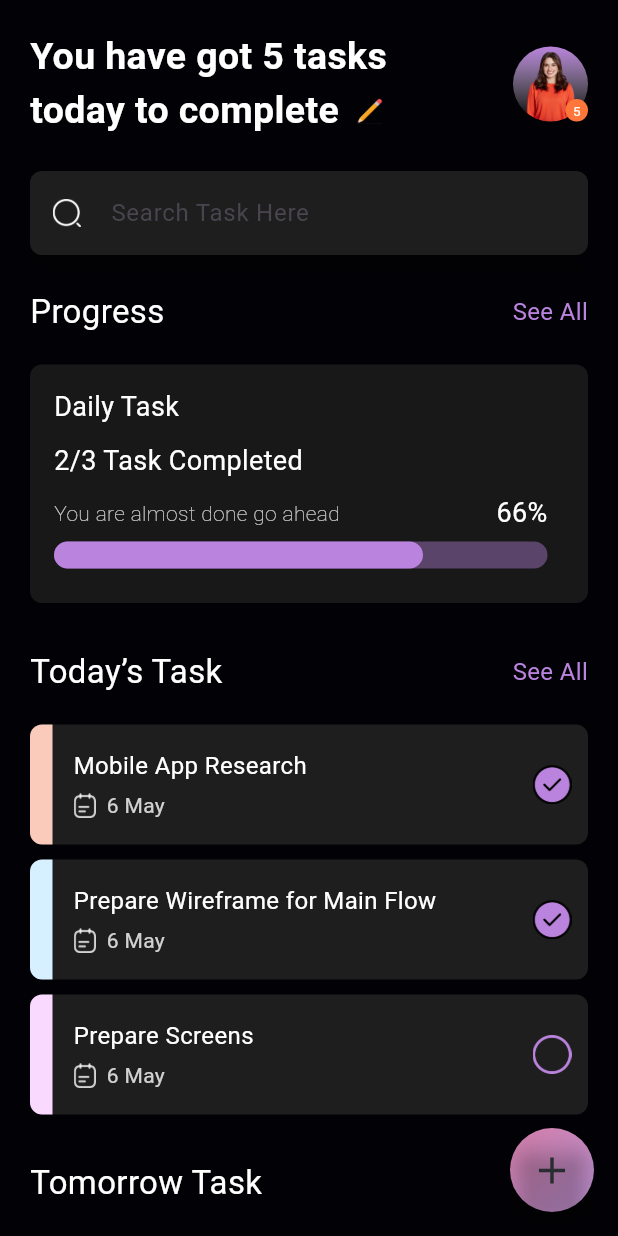
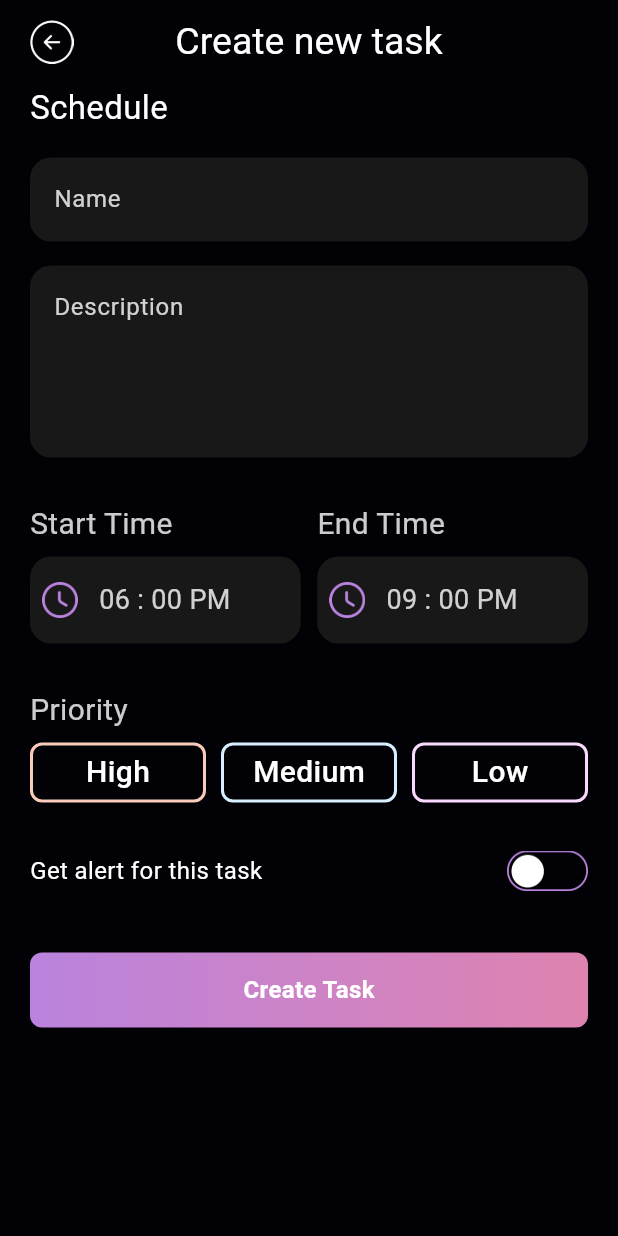
Before and after one commit to nguyenkhoi489/flutter_project, a Flutter app: the screen it shows after launch, on a phone screen of 412 x 824 dp. Run offline on Flutter 3.47's test engine with Material 3 defaults, Android fonts, the phone set to English and light mode, and no system bars.

Commit message:
Add new Task screen

```diff
--- a/lib/main.dart
+++ b/lib/main.dart
@@ -1,5 +1,5 @@
 import 'package:flutter/material.dart';
-import 'package:myapp/ui/features/home/home_screen.dart';
+import 'package:myapp/ui/features/task/task_screen.dart';
 
 void main() {
   runApp(HomePageApp());
@@ -31,7 +31,7 @@ class _ControlWidgetState extends State<ControlWidget> {
   @override
   Widget build(BuildContext context) {
     return SafeArea(
-      child: HomeScreen()
+      child: TaskScreen()
     );
   }
 }
--- a/lib/ui/core/resources/app_colors.dart
+++ b/lib/ui/core/resources/app_colors.dart
@@ -15,4 +15,5 @@ class AppColors {
   static const hexDE83B0 = Color(0xFFDE83B0);
   static const hexC59ADF = Color(0xFFC59ADF);
   static const hex292D32 = Color(0xFF292D32);
+  static const hexCD83C6 = Color(0xFFCD83C6);
 }
--- a/lib/ui/core/resources/app_icons.dart
+++ b/lib/ui/core/resources/app_icons.dart
@@ -7,22 +7,22 @@ class AppIcons {
     image: AssetImage('assets/icons/icon_calc.png'),
     width: 15,
   );
-
   static const iconChecked = Image(
     image: AssetImage('assets/icons/icon_checked.png'),
     width: 26,
   );
-
   static const iconUnChecked = Image(
     image: AssetImage('assets/icons/icon_un_checked.png'),
     width: 26,
   );
-
   static const iconPen = Image(image: AssetImage('assets/icons/icon_pen.png'));
-
+  static const iconBack = AssetImage('assets/icons/icon_back.png');
   static const iconSearch = Image(
     image: AssetImage('assets/icons/icon_search.png'),
     width: 19,
     height: 19,
   );
+  static const iconClock = AssetImage('assets/icons/icon_clock.png');
+  static const iconActive = AssetImage('assets/icons/icon_active.png');
+  static const iconUnActive = AssetImage('assets/icons/icon_un_active.png');
 }
--- /dev/null
+++ b/lib/ui/features/task/task_screen.dart
@@ -0,0 +1,68 @@
+import 'package:flutter/material.dart';
+import 'package:myapp/domain/models/task.dart';
+import 'package:myapp/ui/core/resources/app_colors.dart';
+import 'package:myapp/ui/core/resources/app_icons.dart';
+import 'package:myapp/ui/features/task/widgets/action_create.dart';
+import 'package:myapp/ui/features/task/widgets/alert.dart';
+import 'package:myapp/ui/features/task/widgets/form_field.dart';
+import 'package:myapp/ui/features/task/widgets/priority.dart';
+import 'package:myapp/ui/features/task/widgets/time_picker.dart';
+
+class TaskScreen extends StatefulWidget {
+  const TaskScreen({super.key, this.task});
+
+  final Task? task;
+
+  @override
+  State<TaskScreen> createState() => _TaskScreenState();
+}
+
+class _TaskScreenState extends State<TaskScreen> {
+  @override
+  Widget build(BuildContext context) {
+    return Scaffold(
+      backgroundColor: AppColors.hex020206,
+      appBar: AppBar(
+        backgroundColor: AppColors.hex020206,
+        centerTitle: true,
+        title: const Text(
+          'Create new task',
+          style: TextStyle(
+            color: Colors.white,
+            fontSize: 25,
+            fontWeight: FontWeight.w400,
+          ),
+        ),
+        leading: Container(
+          margin: EdgeInsets.only(left: 20),
+          width: 29,
+          alignment: Alignment.centerLeft,
+          child: Image(
+            image: AppIcons.iconBack,
+            width: 29,
+            fit: BoxFit.contain,
+          ),
+        ),
+      ),
+      body: CustomScrollView(
+        slivers: [
+          SliverToBoxAdapter(
+            child: Column(
+              children: [
+                FormFieldWidget(),
+                SizedBox(height: 30),
+                TimePicker(),
+                SizedBox(height: 30),
+                Priority(),
+                SizedBox(height: 32),
+                Alert(),
+                SizedBox(height: 41),
+                ActionCreate(),
+              ],
+            ),
+          ),
+        ],
+      ),
+    );
+  }
+}
--- /dev/null
+++ b/lib/ui/features/task/widgets/action_create.dart
@@ -0,0 +1,40 @@
+import 'package:flutter/material.dart';
+import 'package:myapp/ui/core/resources/app_colors.dart';
+
+class ActionCreate extends StatelessWidget {
+  const ActionCreate({super.key});
+
+  @override
+  Widget build(BuildContext context) {
+    final double screenWidget = MediaQuery.of(context).size.width - 40;
+    return Padding(
+      padding: const EdgeInsets.symmetric(horizontal: 20),
+      child: GestureDetector(
+        child: Container(
+          width: screenWidget,
+          height: 50,
+          decoration: BoxDecoration(
+            borderRadius: BorderRadius.all(Radius.circular(8)),
+            gradient: LinearGradient(
+              colors: [
+                AppColors.hexBA83DE,
+                AppColors.hexCD83C6,
+                AppColors.hexDE83B0,
+              ],
+            ),
+          ),
+          child: Center(
+            child: Text(
+              'Create Task',
+              style: TextStyle(
+                color: Colors.white,
+                fontSize: 16,
+                fontWeight: FontWeight.w600,
+              ),
+            ),
+          ),
+        ),
+      ),
+    );
+  }
+}
--- /dev/null
+++ b/lib/ui/features/task/widgets/alert.dart
@@ -0,0 +1,50 @@
+import 'package:flutter/material.dart';
+
+import '../../../../domain/models/task.dart';
+import '../../../core/resources/app_icons.dart';
+
+class Alert extends StatefulWidget {
+  const Alert({super.key, this.task});
+
+  final Task? task;
+
+  @override
+  State<Alert> createState() => _AlertState();
+}
+
+class _AlertState extends State<Alert> {
+  bool isChecked = false;
+
+  @override
+  Widget build(BuildContext context) {
+    return Padding(
+      padding: EdgeInsets.symmetric(horizontal: 20),
+      child: Row(
+        mainAxisAlignment: MainAxisAlignment.spaceBetween,
+        children: [
+          Expanded(
+            child: Text(
+              'Get alert for this task',
+              style: TextStyle(
+                color: Colors.white,
+                fontSize: 16,
+                fontWeight: FontWeight.w400,
+              ),
+            ),
+          ),
+          GestureDetector(
+            onTap: () {
+              setState(() {
+                isChecked = !isChecked;
+              });
+            },
+            child: Image(
+              image: isChecked ? AppIcons.iconActive : AppIcons.iconUnActive,
+              width: 54,
+            ),
+          ),
+        ],
+      ),
+    );
+  }
+}
--- /dev/null
+++ b/lib/ui/features/task/widgets/form_field.dart
@@ -0,0 +1,74 @@
+import 'package:flutter/material.dart';
+import 'package:myapp/domain/models/task.dart';
+import 'package:myapp/ui/core/resources/app_colors.dart';
+import 'package:myapp/ui/core/ui/heading/heading.dart';
+
+class FormFieldWidget extends StatefulWidget {
+  const FormFieldWidget({super.key, this.task});
+
+  final Task? task;
+
+  @override
+  State<FormFieldWidget> createState() => _FormFieldWidgetState();
+}
+
+class _FormFieldWidgetState extends State<FormFieldWidget> {
+  @override
+  Widget build(BuildContext context) {
+    return Container(
+      padding: EdgeInsets.symmetric(horizontal: 20),
+      child: Column(
+        children: [
+          HeadingWidget(title: 'Schedule'),
+          SizedBox(height: 18),
+          TextFormField(
+            autofocus: false,
+            style: TextStyle(color: Colors.white),
+            decoration: InputDecoration(
+              filled: true,
+              fillColor: AppColors.hex181818,
+              hintText: 'Name',
+              hintStyle: TextStyle(
+                color: Colors.white.withOpacity(0.8),
+                fontSize: 16,
+                fontWeight: FontWeight.w400,
+              ),
+              enabledBorder: OutlineInputBorder(
+                borderRadius: BorderRadius.all(Radius.circular(14)),
+                borderSide: BorderSide(color: Colors.transparent, width: 0),
+              ),
+              focusedBorder: OutlineInputBorder(
+                borderRadius: BorderRadius.all(Radius.circular(14)),
+                borderSide: BorderSide(color: Colors.transparent, width: 0),
+              ),
+            ),
+          ),
+          SizedBox(height: 16),
+          TextFormField(
+            maxLines: 4,
+            autofocus: false,
+            style: TextStyle(color: Colors.white),
+            decoration: InputDecoration(
+              filled: true,
+              fillColor: AppColors.hex181818,
+              hintText: 'Description',
+              hintStyle: TextStyle(
+                color: Colors.white.withOpacity(0.8),
+                fontSize: 16,
+                fontWeight: FontWeight.w400,
+              ),
+              enabledBorder: OutlineInputBorder(
+                borderRadius: BorderRadius.all(Radius.circular(14)),
+                borderSide: BorderSide(color: Colors.transparent, width: 0),
+              ),
+              focusedBorder: OutlineInputBorder(
+                borderRadius: BorderRadius.all(Radius.circular(14)),
+                borderSide: BorderSide(color: Colors.transparent, width: 0),
+              ),
+            ),
+          ),
+        ],
+      ),
+    );
+  }
+}
--- /dev/null
+++ b/lib/ui/features/task/widgets/nav.dart
@@ -0,0 +1,80 @@
+import 'package:flutter/material.dart';
+import 'package:myapp/ui/core/resources/app_colors.dart';
+import 'package:myapp/ui/core/resources/app_icons.dart';
+
+class Nav extends StatelessWidget {
+  const Nav({super.key});
+
+  @override
+  Widget build(BuildContext context) {
+    return Row(
+      mainAxisAlignment: MainAxisAlignment.spaceBetween,
+      children: [
+        Column(
+          crossAxisAlignment: CrossAxisAlignment.start,
+          children: [
+            Text(
+              'You have got 5 tasks',
+              style: TextStyle(
+                color: Colors.white,
+                fontSize: 25,
+                fontWeight: FontWeight.w600,
+              ),
+            ),
+            Row(
+              mainAxisAlignment: MainAxisAlignment.start,
+              children: [
+                Text(
+                  'today to complete',
+                  style: TextStyle(
+                    color: Colors.white,
+                    fontSize: 25,
+                    fontWeight: FontWeight.w600,
+                  ),
+                ),
+                SizedBox(width: 8),
+                SizedBox(width: 24, height: 24, child: AppIcons.iconPen),
+              ],
+            ),
+          ],
+        ),
+        Stack(
+          children: [
+            Container(
+              width: 50,
+              height: 50,
+              clipBehavior: Clip.antiAlias,
+              decoration: BoxDecoration(
+                shape: BoxShape.circle,
+                gradient: LinearGradient(
+                  begin: Alignment.topCenter,
+                  end: Alignment.bottomCenter,
+                  colors: [AppColors.hexBA83DE, AppColors.hexD9D9D900],
+                ),
+              ),
+              child: Image.asset('assets/image.png', fit: BoxFit.cover),
+            ),
+            Positioned(
+              right: 0,
+              bottom: 0,
+              child: Container(
+                width: 15,
+                height: 15,
+                decoration: BoxDecoration(
+                  shape: BoxShape.circle,
+                  color: AppColors.hexFF763B,
+                ),
+                child: Center(
+                  child: Text('5', style: TextStyle(
+                      color: Colors.white,
+                      fontSize: 9
+                  )),
+                )
+              ),
+            ),
+          ],
+        ),
+      ],
+    );
+  }
+}
--- /dev/null
+++ b/lib/ui/features/task/widgets/priority.dart
@@ -0,0 +1,105 @@
+import 'package:flutter/material.dart';
+
+import '../../../../domain/models/task.dart';
+import '../../../core/resources/app_colors.dart';
+
+class Priority extends StatefulWidget {
+  const Priority({super.key, this.task});
+
+  final Task? task;
+
+  @override
+  State<Priority> createState() => _PriorityState();
+}
+
+class _PriorityState extends State<Priority> {
+  @override
+  Widget build(BuildContext context) {
+    final double screenWidget = MediaQuery.of(context).size.width - 40;
+    return Padding(
+      padding: EdgeInsets.symmetric(horizontal: 20),
+
+      child: Column(
+        crossAxisAlignment: CrossAxisAlignment.start,
+        children: [
+          Text(
+            'Priority',
+            style: TextStyle(
+              color: Colors.white.withOpacity(0.8),
+              fontSize: 20,
+              fontWeight: FontWeight.w400,
+            ),
+          ),
+          SizedBox(height: 7),
+          Row(
+            mainAxisAlignment: MainAxisAlignment.spaceBetween,
+            children: [
+              GestureDetector(
+                child: Container(
+                  height: 40,
+                  width: (screenWidget - 20) / 3,
+                  decoration: BoxDecoration(
+                    border: Border.all(color: AppColors.hexFACBBA, width: 2),
+                    borderRadius: BorderRadius.all(Radius.circular(8)),
+                  ),
+                  child: Center(
+                    child: Text(
+                      'High',
+                      style: TextStyle(
+                        color: Colors.white,
+                        fontWeight: FontWeight.w500,
+                        fontSize: 20,
+                      ),
+                    ),
+                  ),
+                ),
+              ),
+              SizedBox(height: 7),
+              GestureDetector(
+                child: Container(
+                  height: 40,
+                  width: (screenWidget - 20) / 3,
+                  decoration: BoxDecoration(
+                    border: Border.all(color: AppColors.hexD7F0FF, width: 2),
+                    borderRadius: BorderRadius.all(Radius.circular(8)),
+                  ),
+                  child: Center(
+                    child: Text(
+                      'Medium',
+                      style: TextStyle(
+                        color: Colors.white,
+                        fontWeight: FontWeight.w500,
+                        fontSize: 20,
+                      ),
+                    ),
+                  ),
+                ),
+              ),
+              SizedBox(height: 7),
+              GestureDetector(
+                child: Container(
+                  height: 40,
+                  width: (screenWidget - 20) / 3,
+                  decoration: BoxDecoration(
+                    border: Border.all(color: AppColors.hexFAD9FF, width: 2),
+                    borderRadius: BorderRadius.all(Radius.circular(8)),
+                  ),
+                  child: Center(
+                    child: Text(
+                      'Low',
+                      style: TextStyle(
+                        color: Colors.white,
+                        fontWeight: FontWeight.w500,
+                        fontSize: 20,
+                      ),
+                    ),
+                  ),
+                ),
+              ),
+            ],
+          ),
+        ],
+      ),
+    );
+  }
+}
--- /dev/null
+++ b/lib/ui/features/task/widgets/time_picker.dart
@@ -0,0 +1,111 @@
+import 'package:flutter/material.dart';
+import 'package:myapp/ui/core/resources/app_colors.dart';
+import 'package:myapp/ui/core/resources/app_icons.dart';
+
+import '../../../../domain/models/task.dart';
+
+class TimePicker extends StatefulWidget {
+  const TimePicker({super.key, this.task});
+
+  final Task? task;
+
+  @override
+  State<TimePicker> createState() => _TimePickerState();
+}
+
+class _TimePickerState extends State<TimePicker> {
+  @override
+  Widget build(BuildContext context) {
+    final double screenWidget = MediaQuery.of(context).size.width - 40;
+    return Padding(
+      padding: EdgeInsets.symmetric(horizontal: 20),
+      child: Row(
+        children: [
+          Column(
+            mainAxisAlignment: MainAxisAlignment.start,
+            crossAxisAlignment: CrossAxisAlignment.start,
+            children: [
+              Text(
+                'Start Time',
+                style: TextStyle(
+                  color: Colors.white.withOpacity(0.8),
+                  fontSize: 20,
+                  fontWeight: FontWeight.w400,
+                ),
+              ),
+              SizedBox(height: 7),
+              GestureDetector(
+                child: Container(
+                  height: 58,
+                  width: (screenWidget - 11) / 2,
+                  decoration: BoxDecoration(
+                    color: AppColors.hex181818,
+                    borderRadius: BorderRadius.all(Radius.circular(14)),
+                  ),
+                  child: Row(
+                    mainAxisAlignment: MainAxisAlignment.start,
+                    children: [
+                      SizedBox(width: 8),
+                      Image(image: AppIcons.iconClock, width: 24),
+                      SizedBox(width: 14),
+                      Text(
+                        '06 : 00 PM',
+                        style: TextStyle(
+                          color: Colors.white.withOpacity(0.8),
+                          fontSize: 18,
+                          fontWeight: FontWeight.w400,
+                        ),
+                      ),
+                    ],
+                  ),
+                ),
+              ),
+            ],
+          ),
+          SizedBox(width: 11),
+          Column(
+            mainAxisAlignment: MainAxisAlignment.start,
+            crossAxisAlignment: CrossAxisAlignment.start,
+            children: [
+              Text(
+                'End Time',
+                style: TextStyle(
+                  color: Colors.white.withOpacity(0.8),
+                  fontSize: 20,
+                  fontWeight: FontWeight.w400,
+                ),
+              ),
+              SizedBox(height: 7),
+              GestureDetector(
+                child: Container(
+                  height: 58,
+                  width: (screenWidget - 11) / 2,
+                  decoration: BoxDecoration(
+                    color: AppColors.hex181818,
+                    borderRadius: BorderRadius.all(Radius.circular(14)),
+                  ),
+                  child: Row(
+                    mainAxisAlignment: MainAxisAlignment.start,
+                    children: [
+                      SizedBox(width: 8),
+                      Image(image: AppIcons.iconClock, width: 24),
+                      SizedBox(width: 14),
+                      Text(
+                        '09 : 00 PM',
+                        style: TextStyle(
+                          color: Colors.white.withOpacity(0.8),
+                          fontSize: 18,
+                          fontWeight: FontWeight.w400,
+                        ),
+                      ),
+                    ],
+                  ),
+                ),
+              ),
+            ],
+          ),
+        ],
+      ),
+    );
+  }
+}
```
Also changed, not shown: assets/icons/icon_active.png (added), assets/icons/icon_back.png (added), assets/icons/icon_clock.png (added), assets/icons/icon_un_active.png (added), lib/ui/features/task/widgets/action_update.dart (added).
